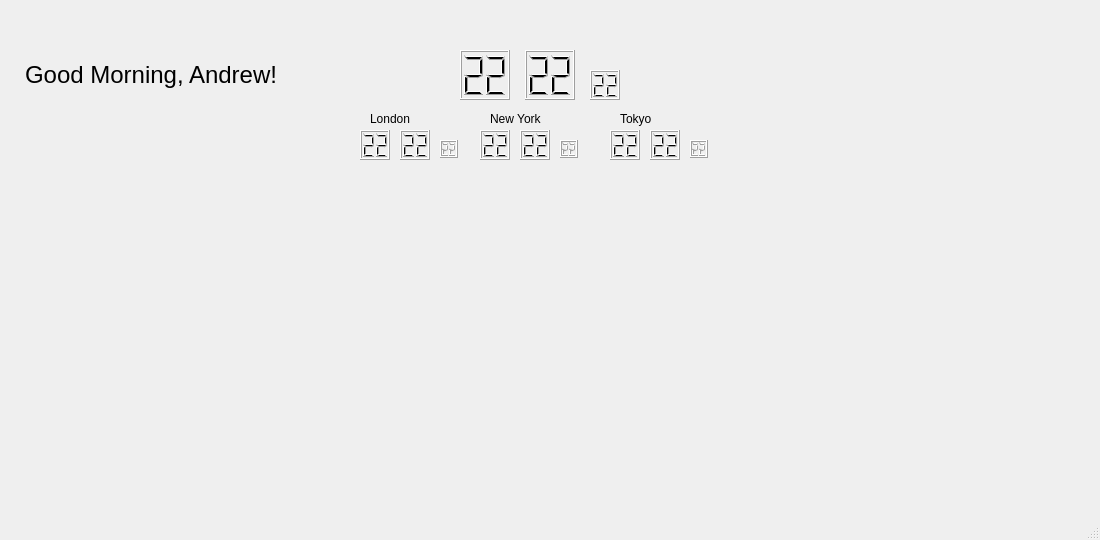
Above: Lab4/mainwindow.ui from andrewwmclain/dashboard before the change. Below: the same form after it.
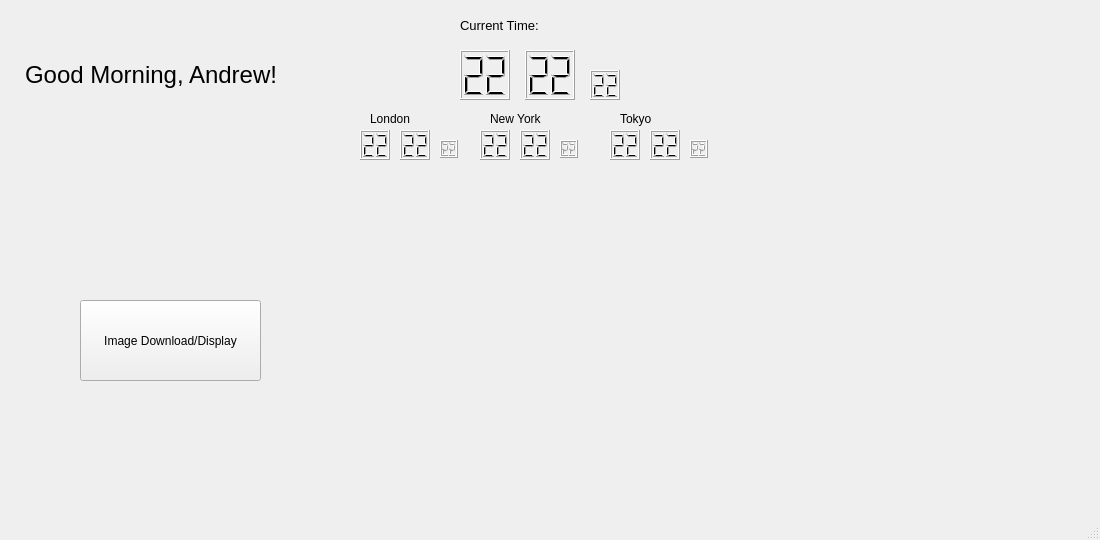
That is the form after the change.

Commit message: image loading functions

The edit to the form file:
```diff
--- a/Lab4/mainwindow.ui
+++ b/Lab4/mainwindow.ui
@@ -263,6 +263,50 @@
      <string>Tokyo</string>
     </property>
    </widget>
+   <widget class="QLabel" name="label_5">
+    <property name="geometry">
+     <rect>
+      <x>460</x>
+      <y>10</y>
+      <width>121</width>
+      <height>31</height>
+     </rect>
+    </property>
+    <property name="font">
+     <font>
+      <pointsize>10</pointsize>
+     </font>
+    </property>
+    <property name="text">
+     <string>Current Time:</string>
+    </property>
+   </widget>
+   <widget class="QPushButton" name="imgDL_pushButton">
+    <property name="geometry">
+     <rect>
+      <x>80</x>
+      <y>300</y>
+      <width>181</width>
+      <height>81</height>
+     </rect>
+    </property>
+    <property name="text">
+     <string>Image Download/Display</string>
+    </property>
+   </widget>
+   <widget class="QLabel" name="imgDisplay_label">
+    <property name="geometry">
+     <rect>
+      <x>310</x>
+      <y>230</y>
+      <width>361</width>
+      <height>221</height>
+     </rect>
+    </property>
+    <property name="text">
+     <string/>
+    </property>
+   </widget>
   </widget>
   <widget class="QMenuBar" name="menubar">
    <property name="geometry">
```
The commit also changes 10 other files.
